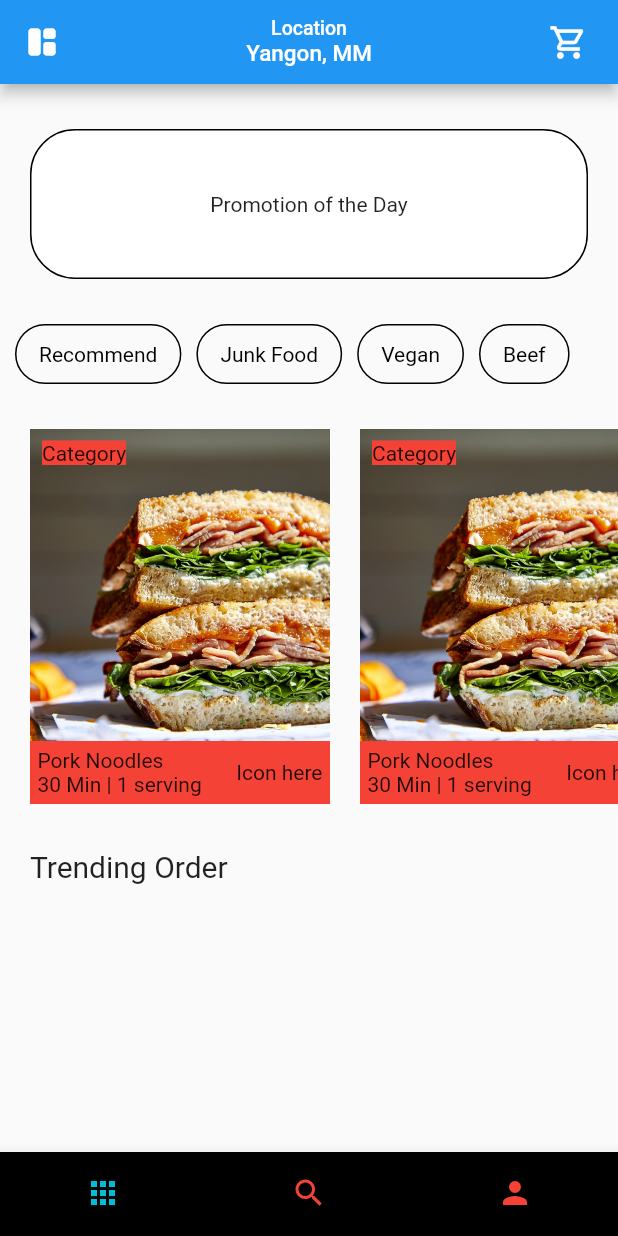
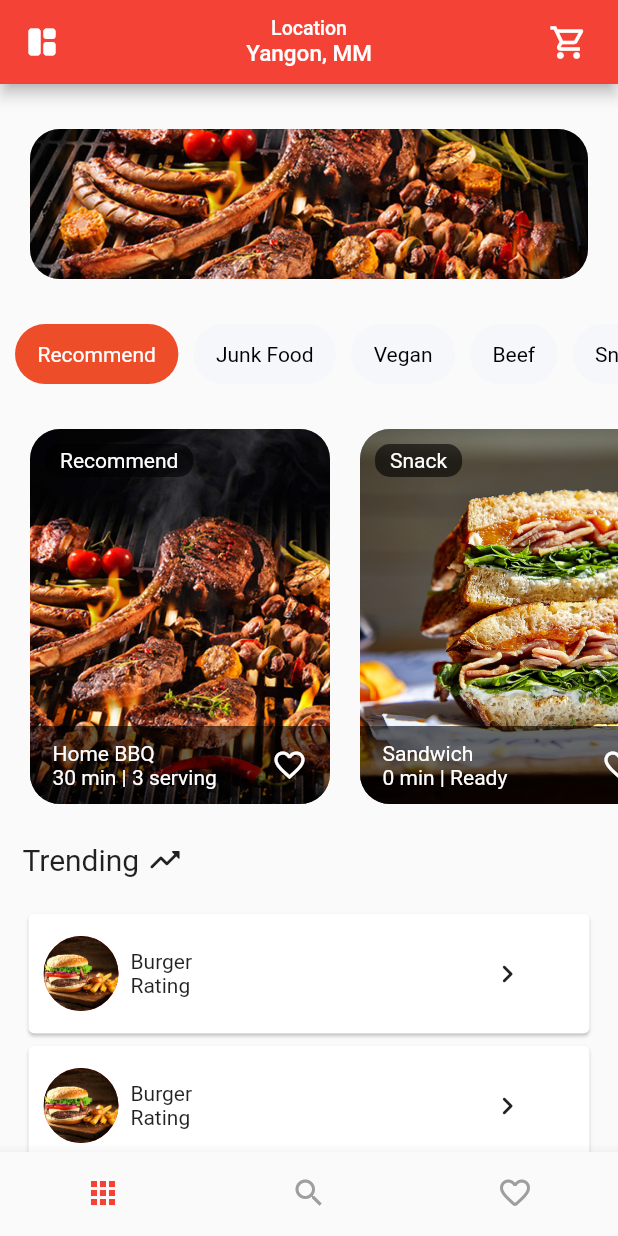
Before and after one commit to thetooaung07/flutter_foodly, a Flutter app: the screen it shows after launch, on a phone screen of 412 x 824 dp. Run offline on Flutter 3.47's test engine with Material 2 defaults, Android fonts, the phone set to English and light mode, and no system bars.

Commit message:
Styling HomePage

```diff
--- a/lib/main.dart
+++ b/lib/main.dart
@@ -15,6 +15,7 @@ class MyApp extends StatelessWidget {
   @override
   Widget build(BuildContext context) {
     return MaterialApp(
+      debugShowCheckedModeBanner: false,
       // initialRoute: "home",
       // onGenerateRoute: (settings) {
       //   switch (settings.name) {
@@ -27,9 +28,7 @@ class MyApp extends StatelessWidget {
       //   }
       // },
       title: 'Flutter Demo',
-      theme: ThemeData(
-        primarySwatch: Colors.blue,
-      ),
+      theme: ThemeData(primarySwatch: Colors.red),
       home: MainScreen(),
     );
   }
@@ -45,7 +44,7 @@ class _MainScreenState extends State<MainScreen> {
   List pages = [
     HomePage(),
     SearchPage(),
-    UserProfilePage(),
+    WishlistPage(),
   ];
   void onTap(int index) {
     setState(() {
@@ -94,19 +93,23 @@ class _MainScreenState extends State<MainScreen> {
       bottomNavigationBar: BottomNavigationBar(
         selectedFontSize: 0,
         unselectedFontSize: 0,
-        backgroundColor: Colors.black,
+        // backgroundColor: Colors.transparent,
         type: BottomNavigationBarType.fixed,
         currentIndex: currentIndex,
-        selectedItemColor: Colors.cyan,
-        unselectedItemColor: Colors.red,
+        selectedItemColor: Colors.red,
+        unselectedItemColor: Colors.grey,
         showUnselectedLabels: false,
         showSelectedLabels: false,
         onTap: onTap,
         items: [
           BottomNavigationBarItem(icon: Icon(Icons.apps), label: "Home"),
-          BottomNavigationBarItem(icon: Icon(Icons.search), label: "Search"),
+          BottomNavigationBarItem(
+            icon: Icon(Icons.search),
+            label: "Search",
+          ),
           // BottomNavigationBarItem(icon: Icon(Icons.bar_chart), label: "Bar"),
-          BottomNavigationBarItem(icon: Icon(Icons.person), label: "User"),
+          BottomNavigationBarItem(
+              icon: Icon(Icons.favorite_border_rounded), label: "Favourite"),
         ],
       ),
     );
--- a/lib/pages/navpages/homepage/carousel_slider.dart
+++ b/lib/pages/navpages/homepage/carousel_slider.dart
@@ -1,4 +1,6 @@
 import 'package:flutter/material.dart';
+
+const double BORDER_RADIUS = 20;
 
 class CarouselSlider extends StatelessWidget {
   const CarouselSlider({Key? key}) : super(key: key);
@@ -15,26 +17,26 @@ class CarouselSlider extends StatelessWidget {
             width: 20,
           ),
           CarouselSliderItem(
-              imgPath: "imgPath",
-              category: "category",
-              label: "label",
-              waitingTime: "waitingTime"),
+              imgPath: "assets/images/bbq.jpg",
+              category: "Recommend",
+              label: "Home BBQ",
+              waitingTime: "30 min | 3 serving"),
           SizedBox(
             width: 20,
           ),
           CarouselSliderItem(
-              imgPath: "imgPath",
-              category: "category",
-              label: "label",
-              waitingTime: "waitingTime"),
+              imgPath: "assets/images/sandwich.jpg",
+              category: "Snack",
+              label: "Sandwich",
+              waitingTime: "0 min | Ready"),
           SizedBox(
             width: 20,
           ),
           CarouselSliderItem(
-              imgPath: "imgPath",
-              category: "category",
-              label: "label",
-              waitingTime: "waitingTime"),
+              imgPath: "assets/images/mala_xg.png",
+              category: "Junk Food",
+              label: "Mala Xiang Guo",
+              waitingTime: "10 min | 1 serving"),
           SizedBox(
             width: 20,
           ),
@@ -65,12 +67,13 @@ class CarouselSliderItem extends StatelessWidget {
         Container(
           width: 200,
           decoration: BoxDecoration(
+            borderRadius: BorderRadius.circular(BORDER_RADIUS),
             color: Colors.black38,
             image: DecorationImage(
               alignment: Alignment.center,
               matchTextDirection: true,
               repeat: ImageRepeat.noRepeat,
-              image: new AssetImage('assets/images/sandwich.jpg'),
+              image: new AssetImage(imgPath),
               fit: BoxFit.cover,
             ),
           ),
@@ -80,32 +83,69 @@ class CarouselSliderItem extends StatelessWidget {
           left: 0,
           right: 0,
           child: Container(
-            padding: EdgeInsets.all(5),
-            decoration: BoxDecoration(color: Colors.red),
+            padding: EdgeInsets.symmetric(horizontal: 15, vertical: 10),
+            decoration: BoxDecoration(
+                color: Color.fromARGB(153, 0, 0, 0),
+                borderRadius: BorderRadius.only(
+                  bottomLeft: Radius.circular(BORDER_RADIUS),
+                  bottomRight: Radius.circular(BORDER_RADIUS),
+                )),
             child: Row(
               mainAxisAlignment: MainAxisAlignment.spaceBetween,
               children: [
                 Column(
                   crossAxisAlignment: CrossAxisAlignment.start,
-                  children: [Text("Pork Noodles"), Text("30 Min | 1 serving")],
+                  children: [
+                    Text(
+                      label,
+                      style: TextStyle(color: Colors.white),
+                    ),
+                    Text(
+                      waitingTime,
+                      style: TextStyle(color: Colors.white),
+                    )
+                  ],
                 ),
-                Text("Icon here"),
+                GestureDetector(
+                  onTap: () {},
+                  child: Icon(
+                    Icons.favorite_border,
+                    color: Colors.white,
+                  ),
+                )
               ],
             ),
           ),
         ),
         Positioned(
-          top: 0,
-          left: 0,
-          child: Container(
-            padding: EdgeInsets.all(8),
-            child: Text(
-              "Category",
-              style: TextStyle(backgroundColor: Colors.red),
-            ),
+          top: 10,
+          left: 10,
+          child: CategoryItem(
+            category: category,
           ),
         ),
       ],
     );
   }
 }
+
+class CategoryItem extends StatelessWidget {
+  final String category;
+
+  const CategoryItem({Key? key, required this.category}) : super(key: key);
+// #5A5859
+  @override
+  Widget build(BuildContext context) {
+    return Container(
+      padding: EdgeInsets.fromLTRB(10, 3, 10, 3),
+      decoration: BoxDecoration(
+        color: Color.fromARGB(153, 0, 0, 0),
+        borderRadius: BorderRadius.circular(10),
+      ),
+      child: Text(
+        category,
+        style: TextStyle(color: Colors.white),
+      ),
+    );
+  }
+}
--- a/lib/pages/navpages/homepage/homepage_banner.dart
+++ b/lib/pages/navpages/homepage/homepage_banner.dart
@@ -7,15 +7,19 @@ class HomePageBanner extends StatelessWidget {
   Widget build(BuildContext context) {
     return Container(
       margin: EdgeInsets.fromLTRB(20, 30, 20, 20),
+      width: 200,
       height: 100,
       decoration: BoxDecoration(
-        border: Border.all(color: Colors.black),
-        // image: Image(image: ),
-        color: Colors.white,
-        // boxShadow: [],
-        borderRadius: BorderRadius.circular(30),
+        borderRadius: BorderRadius.circular(20),
+        color: Colors.black38,
+        image: DecorationImage(
+          alignment: Alignment.center,
+          matchTextDirection: true,
+          repeat: ImageRepeat.noRepeat,
+          image: new AssetImage("assets/images/bbq.jpg"),
+          fit: BoxFit.cover,
+        ),
       ),
-      child: Center(child: Text("Promotion of the Day")),
     );
   }
 }
--- a/lib/pages/navpages/homepage/horizontal_list_menu.dart
+++ b/lib/pages/navpages/homepage/horizontal_list_menu.dart
@@ -1,37 +1,43 @@
 import 'package:flutter/material.dart';
 
-class HorizontalListMenu extends StatelessWidget {
+const CATEGORY_LIST = [
+  "Recommend",
+  "Junk Food",
+  "Vegan",
+  "Beef",
+  "Snack",
+  "Something",
+  "Lorem"
+];
+
+class HorizontalListMenu extends StatefulWidget {
   const HorizontalListMenu({Key? key}) : super(key: key);
+
+  @override
+  State<HorizontalListMenu> createState() => _HorizontalListMenuState();
+}
+
+class _HorizontalListMenuState extends State<HorizontalListMenu> {
+  int currentIdx = 0;
 
   @override
   Widget build(BuildContext context) {
     return Container(
       margin: EdgeInsets.symmetric(vertical: 10),
       height: 40,
-      child: ListView(
+      child: ListView.builder(
           scrollDirection: Axis.horizontal,
-        children: <Widget>[
-          HorizontalListItem(
-            label: "Recommend",
-            onPressed: () {},
-          ),
-          HorizontalListItem(
-            label: "Junk Food",
-            onPressed: () {},
-          ),
-          HorizontalListItem(
-            label: "Vegan",
-            onPressed: () {},
-          ),
-          HorizontalListItem(
-            label: "Beef",
-            onPressed: () {},
-          ),
-          SizedBox(
-            width: 15,
-          )
-        ],
-      ),
+          itemCount: CATEGORY_LIST.length,
+          itemBuilder: (BuildContext context, int index) {
+            return HorizontalListItem(
+                isSelected: index == currentIdx ? true : false,
+                label: CATEGORY_LIST[index],
+                onPressed: () {
+                  setState(() {
+                    currentIdx = index;
+                  });
+                });
+          }),
     );
   }
 }
@@ -39,18 +45,25 @@ class HorizontalListMenu extends StatelessWidget {
 class HorizontalListItem extends StatelessWidget {
   final String label;
   final Function() onPressed;
+  final bool? isSelected;
 
   const HorizontalListItem({
     Key? key,
     required this.label,
     required this.onPressed,
+    this.isSelected = false,
   }) : super(key: key);
 
   @override
   Widget build(BuildContext context) {
-    return Container(
+    return GestureDetector(
+      onTap: onPressed,
+      child: Container(
         decoration: BoxDecoration(
-        border: Border.all(color: Colors.black),
+          color: isSelected!
+              ? Color.fromRGBO(238, 77, 42, 1)
+              : Color.fromRGBO(245, 247, 251, 1),
+          // border: Border.all(color: Colors.black),
           borderRadius: BorderRadius.circular(20),
         ),
         margin: EdgeInsets.only(left: 10),
@@ -58,7 +71,9 @@ class HorizontalListItem extends StatelessWidget {
         child: Center(
           child: Text(
             label,
-          style: TextStyle(fontSize: 14, color: Colors.black),
+            style: TextStyle(
+                fontSize: 14, color: isSelected! ? Colors.white : Colors.black),
+          ),
         ),
       ),
     );
--- a/lib/pages/navpages/homepage/trending_order.dart
+++ b/lib/pages/navpages/homepage/trending_order.dart
@@ -6,11 +6,93 @@ class TrendingOrder extends StatelessWidget {
   @override
   Widget build(BuildContext context) {
     return Container(
-      margin: EdgeInsets.all(20),
-      child: Text(
-        "Trending Order",
-        style: TextStyle(fontSize: 20),
+      margin: EdgeInsets.all(15),
+      child: Column(
+        children: [
+          Align(
+            alignment: Alignment.centerLeft,
+            child: Row(
+              children: [
+                Text(
+                  "Trending ",
+                  style: TextStyle(
+                    fontSize: 20,
+                  ),
+                ),
+                Icon(Icons.trending_up_rounded),
+              ],
+            ),
+          ),
+          SizedBox(
+            height: 20,
+          ),
+          TrendingOrderCard(),
+          TrendingOrderCard(),
+          TrendingOrderCard(),
+          TrendingOrderCard(),
+        ],
       ),
     );
   }
 }
+
+class TrendingOrderCard extends StatelessWidget {
+  const TrendingOrderCard({Key? key}) : super(key: key);
+
+  @override
+  Widget build(BuildContext context) {
+    return Card(
+      child: InkWell(
+        onTap: () {},
+        child: Stack(
+          children: <Widget>[
+            Padding(
+              padding: const EdgeInsets.only(
+                  left: 10.0, top: 5.0, right: 10.0, bottom: 5.0),
+              child: ConstrainedBox(
+                constraints: BoxConstraints(
+                  minHeight: 70,
+                ),
+                child: Row(
+                  mainAxisAlignment: MainAxisAlignment.start,
+                  children: <Widget>[
+                    CircleAvatar(
+                      radius: 25,
+                      backgroundImage: AssetImage("assets/images/burger.jpg"),
+                    ),
+                    Container(
+                      padding: EdgeInsets.fromLTRB(8.0, 5.0, 0.0, 5.0),
+                      width: MediaQuery.of(context).size.width * .60,
+                      color: Colors.transparent,
+                      child: Column(
+                        crossAxisAlignment: CrossAxisAlignment.start,
+                        children: <Widget>[
+                          Text(
+                            "Burger",
+                            maxLines: 1,
+                            overflow: TextOverflow.ellipsis,
+                            // style: CustomTextStyle.textSubtitle2BlackShades(context),
+                          ),
+                          Text(
+                            'Rating',
+                            maxLines: 2,
+                            overflow: TextOverflow.ellipsis,
+                            // style: CustomTextStyle.textSubtitle1blueShades(context),
+                          )
+                        ],
+                      ),
+                    ),
+                    GestureDetector(
+                      onTap: () {},
+                      child: Icon(Icons.keyboard_arrow_right_rounded),
+                    )
+                  ],
+                ),
+              ),
+            ),
+          ],
+        ),
+      ),
+    );
+  }
+}
--- a/lib/pages/navpages/user_profile.dart
+++ b/lib/pages/navpages/user_profile.dart
@@ -1,12 +1,12 @@
 import 'package:flutter/material.dart';
 
-class UserProfilePage extends StatelessWidget {
-  const UserProfilePage({Key? key}) : super(key: key);
+class WishlistPage extends StatelessWidget {
+  const WishlistPage({Key? key}) : super(key: key);
 
   @override
   Widget build(BuildContext context) {
     return Container(
-      child: Center(child: Text("User Profile Page")),
+      child: Center(child: Text("WishlistPage Page")),
     );
   }
 }
```
Lines whose indentation alone changed are shown as unchanged.
